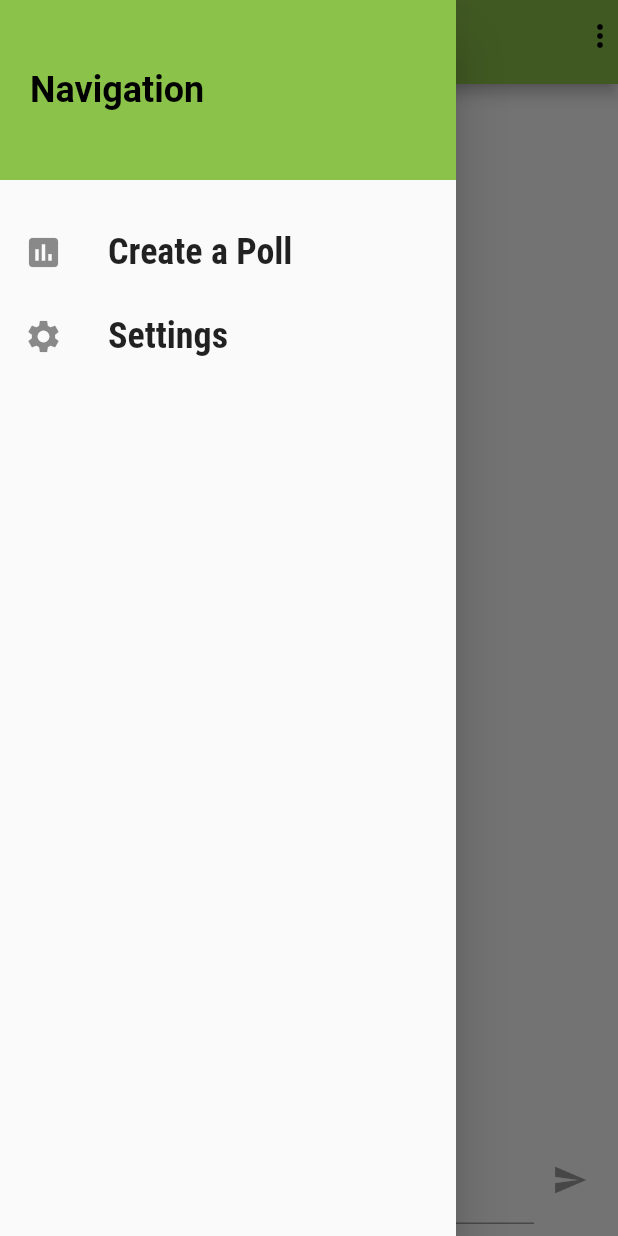
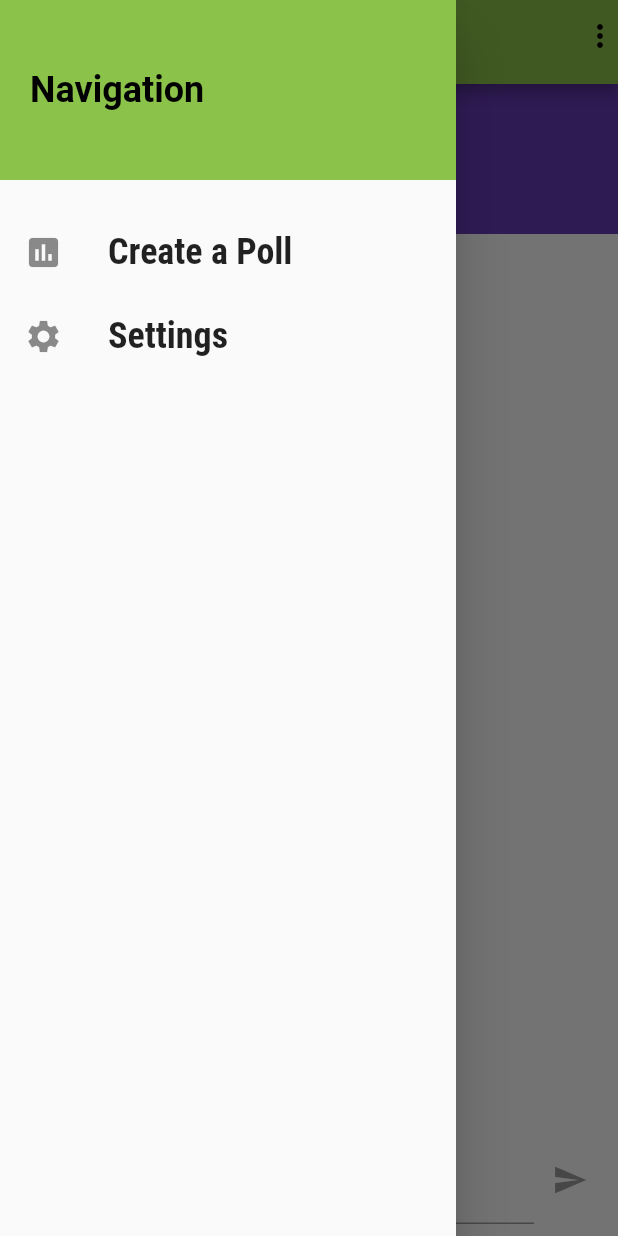
Before and after one commit to iVite/FlutterMobileApp, a Flutter app: the screen it shows once a user with an empty profile is signed in, with the side drawer open, on a phone screen of 412 x 824 dp. Run offline on Flutter 3.47's test engine with Material 2 defaults, Android fonts, the phone set to English and light mode, and no system bars; our stand-ins replace cloud_firestore, email_validator, firebase_auth, firebase_core, firebase_messaging, firebase_storage and 1 more; missing offline and left inert: polls; accounts and stored records are empty.

Commit message:
attempted to fetch poll data, poll shelf added

```diff
--- a/lib/screens/chat_screen.dart
+++ b/lib/screens/chat_screen.dart
@@ -5,6 +5,7 @@ import 'package:firebase_messaging/firebase_messaging.dart';
 import 'package:ivite_flutter/widgets/chat/messages.dart';
 import 'package:ivite_flutter/widgets/chat/new_message.dart';
 import '../widgets/main_drawer.dart';
+import '../widgets/poll/polls_shelf.dart';
 
 class ChatScreen extends StatefulWidget {
   @override
@@ -68,6 +69,7 @@ class _ChatScreenState extends State<ChatScreen> {
       body: Container(
         child: Column(
           children: <Widget>[
+            PollsShelf(),
             Expanded(
               child: Messages(),
             ),
--- /dev/null
+++ b/lib/widgets/poll/polls_shelf.dart
@@ -0,0 +1,42 @@
+import 'package:firebase_auth/firebase_auth.dart';
+import 'package:flutter/material.dart';
+import 'package:cloud_firestore/cloud_firestore.dart';
+
+class PollsShelf extends StatefulWidget {
+  @override
+  _PollsShelfState createState() => _PollsShelfState();
+}
+
+class _PollsShelfState extends State<PollsShelf> {
+  var pollData;
+
+  void initState() {
+    super.initState(); //
+    // fetchPoll();
+    print("hi there");
+  }
+
+  // void fetchPoll() async {
+  //   // FocusScope.of(context).unfocus();/
+  //   final user = FirebaseAuth.instance.currentUser;
+  //   final pollData = await FirebaseFirestore.instance.collection('poll').get();
+  //   print(pollData.data()["pollLocation"]);
+  // }
+
+  @override
+  Widget build(BuildContext context) {
+    // final user = FirebaseAuth.instance.currentUser;
+    return Container(
+      color: Theme.of(context).accentColor,
+      height: 100,
+      width: double.infinity,
+      child: Text(
+        "Poll Results Here",
+        style: TextStyle(
+          color: Colors.white,
+          fontSize: 24,
+        ),
+      ),
+    );
+  }
+}
```
Also changed, not shown: lib/screens/poll_screen.dart (+42 -17 lines), lib/widgets/chat/polls_bubble.dart (deleted, +0 -8 lines), lib/widgets/main_drawer.dart (+7 -0 lines).
